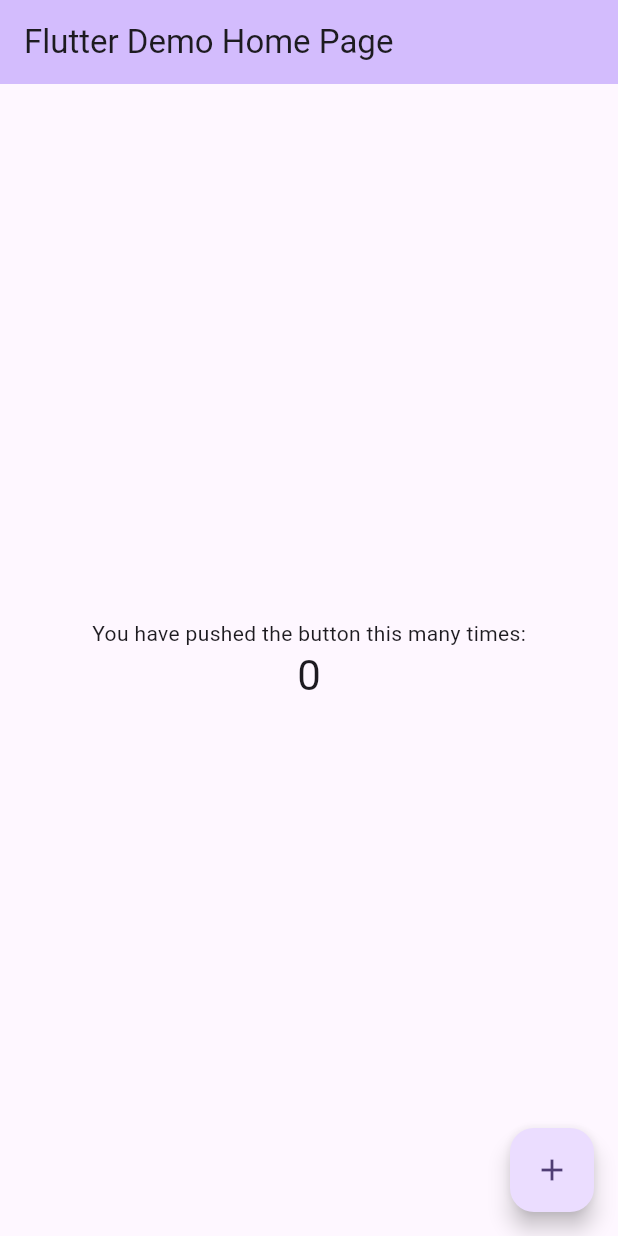
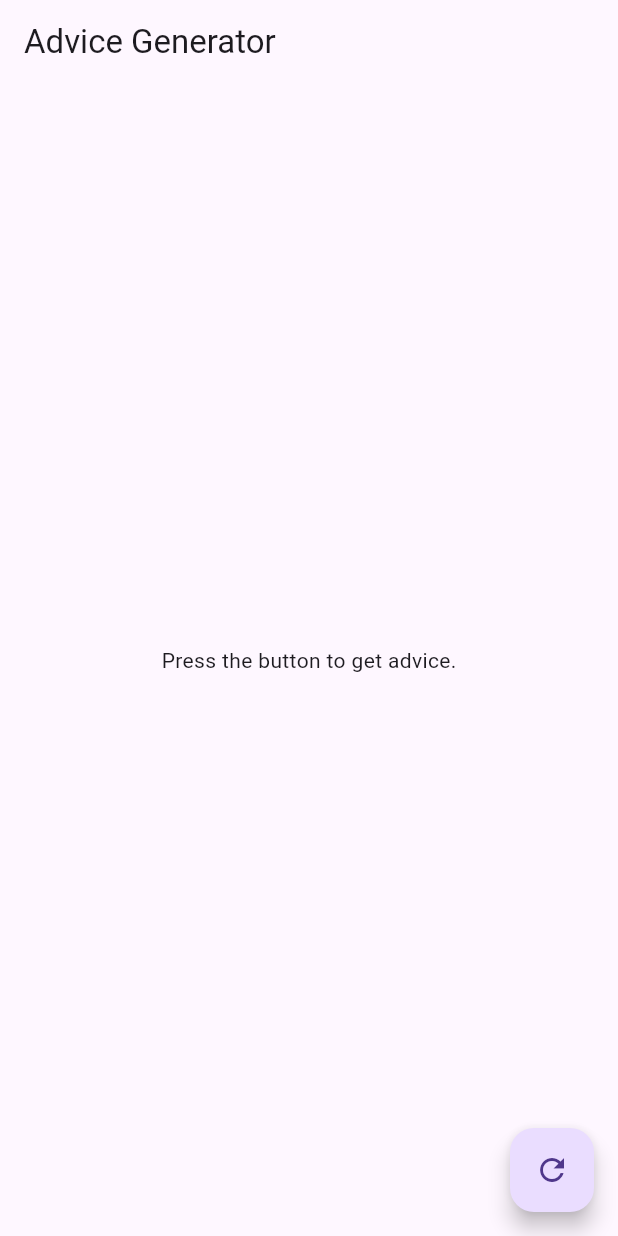
Before and after one commit to KabeloDev/advice_generator, a Flutter app: the screen it shows after launch, on a phone screen of 412 x 824 dp. Run offline on Flutter 3.47's test engine with Material 3 defaults, Android fonts, the phone set to English and light mode, and no system bars; our stand-ins replace bloc, flutter_bloc, get_it.

Commit message:
advice generator p1

```diff
--- /dev/null
+++ b/lib/Data/entity.dart
@@ -0,0 +1,12 @@
+import 'package:advice_generator/Domain/advice.dart';
+
+class AdviceModel extends Advice {
+  AdviceModel({required super.id, required super.advice});
+
+  factory AdviceModel.fromJson(Map<String, dynamic> json) {
+    return AdviceModel(
+      id: json['slip']['id'],
+      advice: json['slip']['advice'],
+    );
+  }
+}
--- /dev/null
+++ b/lib/Domain/advice.dart
@@ -0,0 +1,6 @@
+class Advice {
+  final int id;
+  final String advice;
+
+  Advice({required this.id, required this.advice});
+}
--- /dev/null
+++ b/lib/Domain/repostory.dart
@@ -0,0 +1,6 @@
+
+import 'package:advice_generator/Domain/advice.dart';
+
+abstract class AdviceRepository {
+  Future<Advice> getRandomAdvice();
+}
--- /dev/null
+++ b/lib/Domain/usecase.dart
@@ -0,0 +1,12 @@
+import 'package:advice_generator/Domain/advice.dart';
+import 'package:advice_generator/Domain/repostory.dart';
+
+class GetRandomAdvice {
+  final AdviceRepository repository;
+
+  GetRandomAdvice(this.repository);
+
+  Future<Advice> call() async {
+    return await repository.getRandomAdvice();
+  }
+}
--- /dev/null
+++ b/lib/Presentation/advice_bloc.dart
@@ -0,0 +1,21 @@
+import 'package:advice_generator/Domain/usecase.dart';
+import 'package:bloc/bloc.dart';
+
+import 'advice_event.dart';
+import 'advice_state.dart';
+
+class AdviceBloc extends Bloc<AdviceEvent, AdviceState> {
+  final GetRandomAdvice getRandomAdvice;
+
+  AdviceBloc(this.getRandomAdvice) : super(AdviceInitial()) {
+    on<GetAdviceEvent>((event, emit) async {
+      emit(AdviceLoading());
+      try {
+        final advice = await getRandomAdvice();
+        emit(AdviceLoaded(advice));
+      } catch (_) {
+        emit(AdviceError("Failed to fetch advice. Try again!"));
+      }
+    });
+  }
+}
--- /dev/null
+++ b/lib/Presentation/advice_event.dart
@@ -0,0 +1,3 @@
+abstract class AdviceEvent {}
+
+class GetAdviceEvent extends AdviceEvent {}
--- /dev/null
+++ b/lib/Presentation/advice_state.dart
@@ -0,0 +1,19 @@
+import 'package:advice_generator/Domain/advice.dart';
+
+abstract class AdviceState {}
+
+class AdviceInitial extends AdviceState {}
+
+class AdviceLoading extends AdviceState {}
+
+class AdviceLoaded extends AdviceState {
+  final Advice advice;
+
+  AdviceLoaded(this.advice);
+}
+
+class AdviceError extends AdviceState {
+  final String message;
+
+  AdviceError(this.message);
+}
--- /dev/null
+++ b/lib/Presentation/home.dart
@@ -0,0 +1,41 @@
+import 'package:flutter/material.dart';
+import 'package:flutter_bloc/flutter_bloc.dart';
+import 'advice_bloc.dart';
+import 'advice_event.dart';
+import 'advice_state.dart';
+
+class AdviceScreen extends StatelessWidget {
+  const AdviceScreen({super.key});
+
+  @override
+  Widget build(BuildContext context) {
+    return Scaffold(
+      appBar: AppBar(title: const Text("Advice Generator")),
+      body: BlocBuilder<AdviceBloc, AdviceState>(
+        builder: (context, state) {
+          if (state is AdviceInitial) {
+            return const Center(child: Text("Press the button to get advice."));
+          } else if (state is AdviceLoading) {
+            return const Center(child: CircularProgressIndicator());
+          } else if (state is AdviceLoaded) {
+            return Center(
+              child: Padding(
+                padding: const EdgeInsets.all(16.0),
+                child: Text(state.advice.advice, textAlign: TextAlign.center),
+              ),
+            );
+          } else if (state is AdviceError) {
+            return Center(child: Text(state.message));
+          } else {
+            return const SizedBox();
+          }
+        },
+      ),
+      floatingActionButton: FloatingActionButton(
+        onPressed: () =>
+            context.read<AdviceBloc>().add(GetAdviceEvent()),
+        child: const Icon(Icons.refresh),
+      ),
+    );
+  }
+}
--- a/lib/main.dart
+++ b/lib/main.dart
@@ -1,6 +1,12 @@
+import 'package:advice_generator/service_injector.dart';
 import 'package:flutter/material.dart';
+import 'package:flutter_bloc/flutter_bloc.dart';
+import 'Presentation/advice_bloc.dart';
+import 'Presentation/home.dart';
 
-void main() {
+void main() async {
+  WidgetsFlutterBinding.ensureInitialized();
+  await init();
   runApp(const MyApp());
 }
 
@@ -10,56 +16,9 @@ class MyApp extends StatelessWidget {
   @override
   Widget build(BuildContext context) {
     return MaterialApp(
-      title: 'Flutter Demo',
-      theme: ThemeData(
-        colorScheme: ColorScheme.fromSeed(seedColor: Colors.deepPurple),
-      ),
-      home: const MyHomePage(title: 'Flutter Demo Home Page'),
-    );
-  }
-}
-
-class MyHomePage extends StatefulWidget {
-  const MyHomePage({super.key, required this.title});
-
-  final String title;
-
-  @override
-  State<MyHomePage> createState() => _MyHomePageState();
-}
-
-class _MyHomePageState extends State<MyHomePage> {
-  int _counter = 0;
-
-  void _incrementCounter() {
-    setState(() {
-      _counter++;
-    });
-  }
-
-  @override
-  Widget build(BuildContext context) {
-    return Scaffold(
-      appBar: AppBar(
-        backgroundColor: Theme.of(context).colorScheme.inversePrimary,
-        title: Text(widget.title),
-      ),
-      body: Center(
-        child: Column(
-          mainAxisAlignment: MainAxisAlignment.center,
-          children: <Widget>[
-            const Text('You have pushed the button this many times:'),
-            Text(
-              '$_counter',
-              style: Theme.of(context).textTheme.headlineMedium,
-            ),
-          ],
-        ),
-      ),
-      floatingActionButton: FloatingActionButton(
-        onPressed: _incrementCounter,
-        tooltip: 'Increment',
-        child: const Icon(Icons.add),
+      home: BlocProvider(
+        create: (_) => sl<AdviceBloc>(),
+        child: const AdviceScreen(),
       ),
     );
   }
--- a/pubspec.yaml
+++ b/pubspec.yaml
@@ -34,6 +34,10 @@ dependencies:
   # The following adds the Cupertino Icons font to your application.
   # Use with the CupertinoIcons class for iOS style icons.
   cupertino_icons: ^1.0.8
+  http: ^1.4.0
+  bloc: ^9.0.0
+  flutter_bloc: ^9.1.1
+  get_it: ^8.0.3
 
 dev_dependencies:
   flutter_test:
```
Also changed, not shown: lib/Data/remote.dart (added, +21 -0 lines), lib/Data/repository.dart (added, +14 -0 lines), lib/service_injector.dart (added, +26 -0 lines), pubspec.lock.
